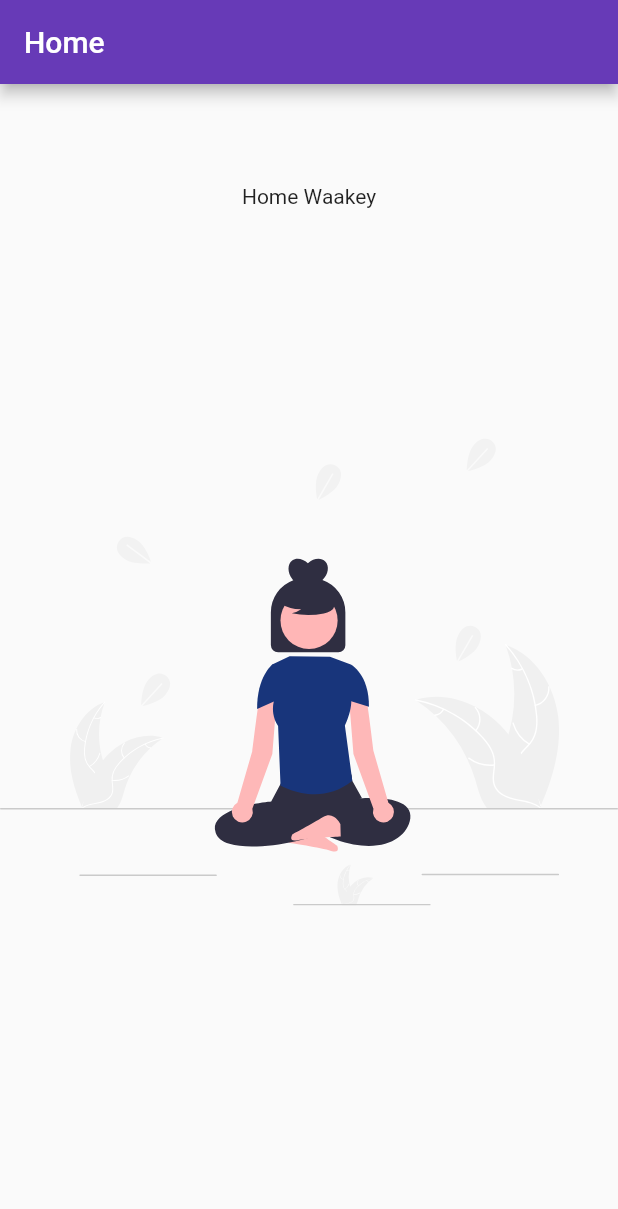
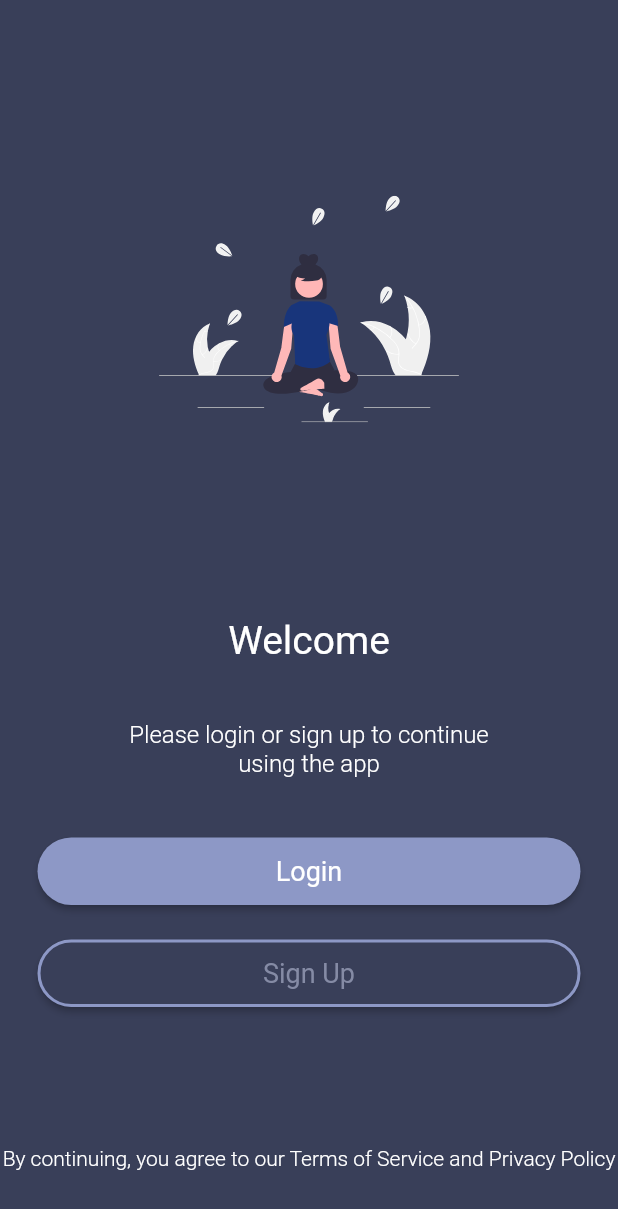
Before and after one commit to sosualfred/testapp, a Flutter app: the screen it shows after launch, on a phone screen of 412 x 824 dp. Shown: the top 1209 px of the screen. Run offline on Flutter 3.47's test engine with Material 2 defaults, Android fonts, the phone set to English and light mode, and no system bars; our stand-ins replace flutter_svg.

Commit message:
completed design

```diff
--- a/analysis_options.yaml
+++ b/analysis_options.yaml
@@ -23,6 +23,7 @@ linter:
   # producing the lint.
   rules:
     prefer_const_constructors: false
+    prefer_const_literals_to_create_immutables: false
     # avoid_print: false  # Uncomment to disable the `avoid_print` rule
     # prefer_single_quotes: true  # Uncomment to enable the `prefer_single_quotes` rule
 
--- a/lib/screens/home_screen.dart
+++ b/lib/screens/home_screen.dart
@@ -7,16 +7,107 @@ class HomeScreen extends StatelessWidget {
   @override
   Widget build(BuildContext context) {
     return Scaffold(
-      appBar: AppBar(
-        title: const Text('Home'),
-      ),
-      body: Center(
-        child: Column(
-          mainAxisAlignment: MainAxisAlignment.center,
-          children: [
-            Text('Home Waakey'),
-            SvgPicture.asset('assets/images/meditation.svg'),
-          ],
+      backgroundColor: Color(0xFF393f59),
+      body: SafeArea(
+        child: Center(
+          child: Column(
+            mainAxisAlignment: MainAxisAlignment.spaceAround,
+            children: [
+              Expanded(
+                child: Center(
+                  child: SvgPicture.asset(
+                    'assets/images/meditation.svg',
+                    semanticsLabel: 'Meditation',
+                    height: 200,
+                    width: 200,
+                  ),
+                ),
+              ),
+              Expanded(
+                child: Column(
+                  mainAxisAlignment: MainAxisAlignment.spaceBetween,
+                  children: [
+                    Text(
+                      "Welcome",
+                      style: TextStyle(
+                        fontSize: 26,
+                        color: Colors.white,
+                      ),
+                    ),
+                    Text(
+                      "Please login or sign up to continue \nusing the app",
+                      textAlign: TextAlign.center,
+                      style: TextStyle(
+                        color: Colors.white,
+                        fontSize: 16,
+                        fontWeight: FontWeight.w300,
+                      ),
+                    ),
+                    Column(
+                      children: [
+                        Padding(
+                          padding: const EdgeInsets.symmetric(horizontal: 25),
+                          child: ElevatedButton(
+                            style: ElevatedButton.styleFrom(
+                              primary: Color(0xFF8d98c6),
+                              minimumSize: const Size.fromHeight(45),
+                              shape: RoundedRectangleBorder(
+                                borderRadius: BorderRadius.circular(30),
+                              ),
+                            ),
+                            onPressed: () {},
+                            child: const Text(
+                              'Login',
+                              style: TextStyle(
+                                fontSize: 18,
+                                fontWeight: FontWeight.w400,
+                              ),
+                            ),
+                          ),
+                        ),
+                        SizedBox(height: 20),
+                        Padding(
+                          padding: const EdgeInsets.symmetric(horizontal: 25),
+                          child: ElevatedButton(
+                            style: ElevatedButton.styleFrom(
+                              primary: Color(0xFF393f59),
+                              minimumSize: const Size.fromHeight(45),
+                              shape: RoundedRectangleBorder(
+                                borderRadius: BorderRadius.circular(30),
+                                side: BorderSide(
+                                  color: Color(0xFF8d98c6),
+                                  width: 2,
+                                ),
+                              ),
+                            ),
+                            onPressed: () {},
+                            child: const Text(
+                              'Sign Up',
+                              style: TextStyle(
+                                fontSize: 18,
+                                fontWeight: FontWeight.w400,
+                                color: Color(0xFF858ba5),
+                              ),
+                            ),
+                          ),
+                        ),
+                      ],
+                    ),
+                    SizedBox(height: 15),
+                    Text(
+                      "By continuing, you agree to our Terms of Service and Privacy Policy",
+                      textAlign: TextAlign.center,
+                      style: TextStyle(
+                        color: Colors.white,
+                        fontWeight: FontWeight.w300,
+                      ),
+                    ),
+                    SizedBox(height: 5),
+                  ],
+                ),
+              ),
+            ],
+          ),
         ),
       ),
     );
```
